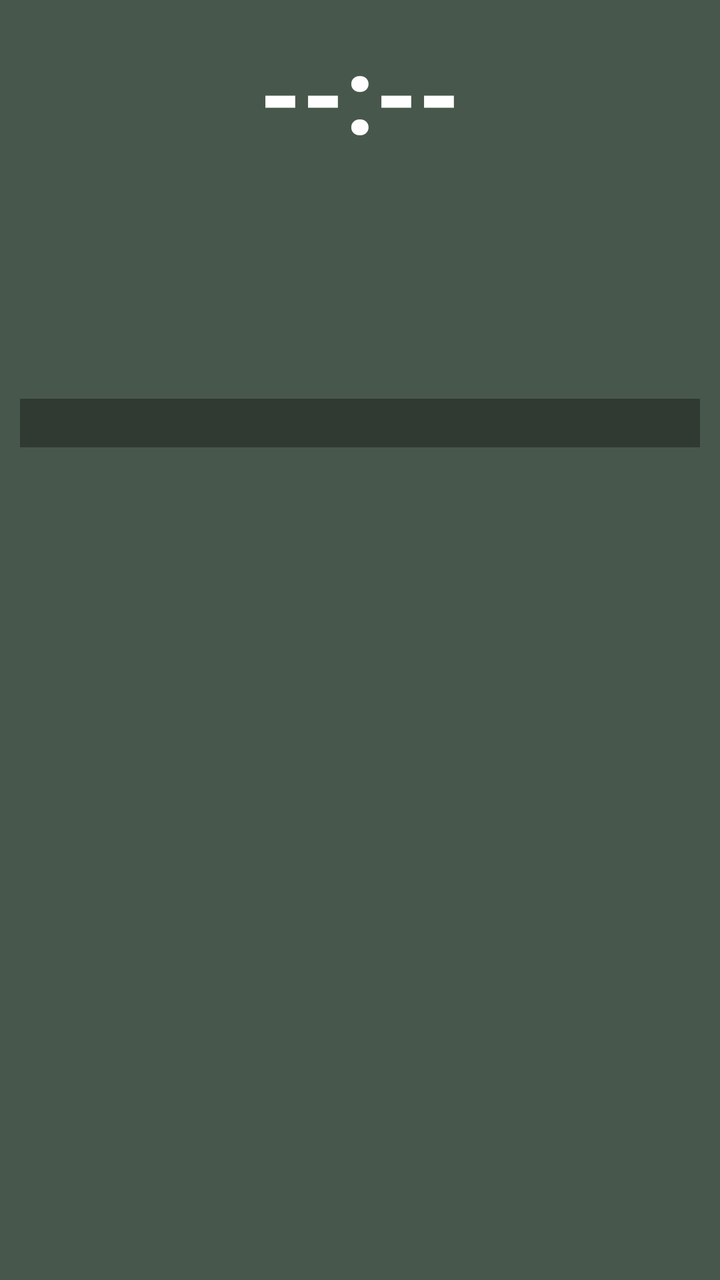
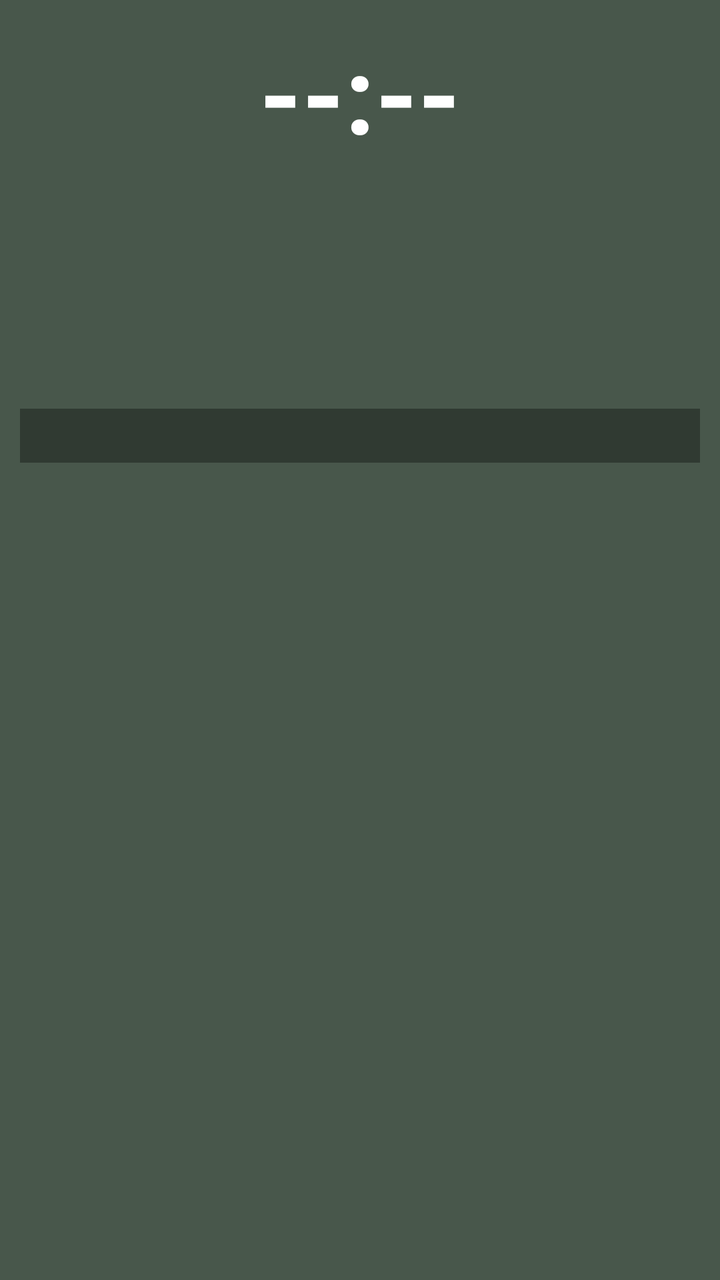

Before-and-after screenshots of an Android layout around one commit, followed by the original layout XML and the change that was made.
<!-- AndroidManifest.xml: fallback theme Theme.MaterialComponents.DayNight.NoActionBar -->
<!-- res/layout/prayer_widget_layout.xml -->
<?xml version="1.0" encoding="utf-8"?>
<LinearLayout xmlns:android="http://schemas.android.com/apk/res/android"
    android:layout_width="match_parent"
    android:layout_height="match_parent"
    android:orientation="vertical"
    android:background="@drawable/widget_background"
    android:padding="10dp">

    
    <TextView
        android:id="@+id/widget_time"
        android:layout_width="match_parent"
        android:layout_height="wrap_content"
        android:text="--:--"
        android:textColor="#FFFFFF"
        android:textSize="54sp"
        android:textStyle="bold"
        android:gravity="center" />

    
    <LinearLayout
        android:layout_width="match_parent"
        android:layout_height="wrap_content"
        android:orientation="horizontal"
        android:gravity="center_vertical">

        <TextView
            android:id="@+id/widget_day"
            android:layout_width="0dp"
            android:layout_height="wrap_content"
            android:layout_weight="1"
            android:text=""
            android:textColor="#B0BEC5"
            android:textSize="18sp"
            android:textStyle="bold" />

        <TextView
            android:id="@+id/widget_weather"
            android:layout_width="0dp"
            android:layout_height="wrap_content"
            android:layout_weight="1"
            android:text=""
            android:textColor="#80DEEA"
            android:textSize="13sp"
            android:textStyle="bold"
            android:gravity="end"
            android:singleLine="true"
            android:ellipsize="end" />

    </LinearLayout>

    
    <LinearLayout
        android:layout_width="match_parent"
        android:layout_height="wrap_content"
        android:layout_marginTop="6dp"
        android:orientation="horizontal">

        
        <LinearLayout
            android:layout_width="0dp"
            android:layout_height="wrap_content"
            android:layout_weight="1"
            android:orientation="vertical">

            <TextView
                android:id="@+id/widget_gregorian"
                android:layout_width="wrap_content"
                android:layout_height="wrap_content"
                android:text=""
                android:textColor="#E0E0E0"
                android:textSize="15sp"
                android:textStyle="bold" />

            <TextView
                android:id="@+id/widget_hijri"
                android:layout_width="wrap_content"
                android:layout_height="wrap_content"
                android:layout_marginTop="3dp"
                android:text=""
                android:textColor="#FFD54F"
                android:textSize="15sp"
                android:textStyle="bold" />

            <TextView
                android:id="@+id/widget_bangla_date"
                android:layout_width="wrap_content"
                android:layout_height="wrap_content"
                android:layout_marginTop="3dp"
                android:text=""
                android:textColor="#80DEEA"
                android:textSize="14sp"
                android:textStyle="bold" />

        </LinearLayout>

        
        <LinearLayout
            android:layout_width="0dp"
            android:layout_height="wrap_content"
            android:layout_weight="1"
            android:orientation="vertical">

            <TextView
                android:id="@+id/widget_sunrise"
                android:layout_width="wrap_content"
                android:layout_height="wrap_content"
                android:text=""
                android:textColor="#FFD54F"
                android:textSize="14sp"
                android:textStyle="bold" />

            <TextView
                android:id="@+id/widget_sunset"
                android:layout_width="wrap_content"
                android:layout_height="wrap_content"
                android:layout_marginTop="2dp"
                android:text=""
                android:textColor="#FFD54F"
                android:textSize="14sp"
                android:textStyle="bold" />

            <TextView
                android:id="@+id/widget_sehri"
                android:layout_width="wrap_content"
                android:layout_height="wrap_content"
                android:layout_marginTop="2dp"
                android:text=""
                android:textColor="#00E676"
                android:textSize="14sp"
                android:textStyle="bold" />

            <TextView
                android:id="@+id/widget_iftar"
                android:layout_width="wrap_content"
                android:layout_height="wrap_content"
                android:layout_marginTop="2dp"
                android:text=""
                android:textColor="#00E676"
                android:textSize="14sp"
                android:textStyle="bold" />

        </LinearLayout>
    </LinearLayout>

    
    <TextView
        android:id="@+id/widget_alert"
        android:layout_width="match_parent"
        android:layout_height="wrap_content"
        android:layout_marginTop="5dp"
        android:paddingTop="4dp"
        android:paddingBottom="4dp"
        android:paddingStart="6dp"
        android:paddingEnd="6dp"
        android:background="#55000000"
        android:text=""
        android:textColor="#FFD54F"
        android:textSize="12sp"
        android:textStyle="bold"
        android:gravity="center"
        android:singleLine="true"
        android:ellipsize="end" />

</LinearLayout>
<!-- resources referenced by this layout -->
<resources>
  <!-- drawable widget_background (drawable) -->
  <?xml version="1.0" encoding="utf-8"?>
  <shape xmlns:android="http://schemas.android.com/apk/res/android"
      android:shape="rectangle">
      <solid android:color="#CC1B2E1F" />
  </shape>
</resources>

<!-- the commit's change to res/layout/prayer_widget_layout.xml (unified diff, before → after) -->
@@ -30,8 +30,8 @@
             android:layout_height="wrap_content"
             android:layout_weight="1"
             android:text=""
-            android:textColor="#B0BEC5"
-            android:textSize="18sp"
+            android:textColor="#FFFFFF"
+            android:textSize="22sp"
             android:textStyle="bold" />
 
         <TextView
@@ -41,7 +41,7 @@
             android:layout_weight="1"
             android:text=""
             android:textColor="#80DEEA"
-            android:textSize="13sp"
+            android:textSize="15sp"
             android:textStyle="bold"
             android:gravity="end"
             android:singleLine="true"
@@ -156,7 +156,7 @@
         android:background="#55000000"
         android:text=""
         android:textColor="#FFD54F"
-        android:textSize="12sp"
+        android:textSize="14sp"
         android:textStyle="bold"
         android:gravity="center"
         android:singleLine="true"
